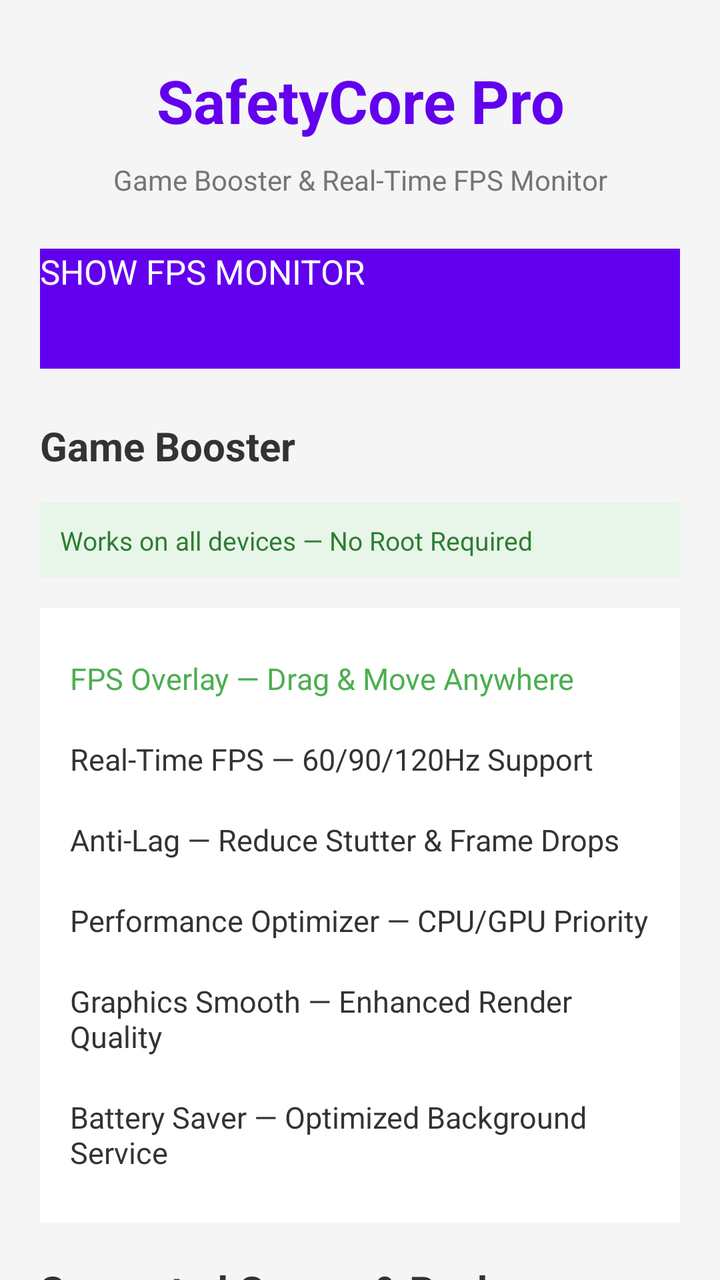
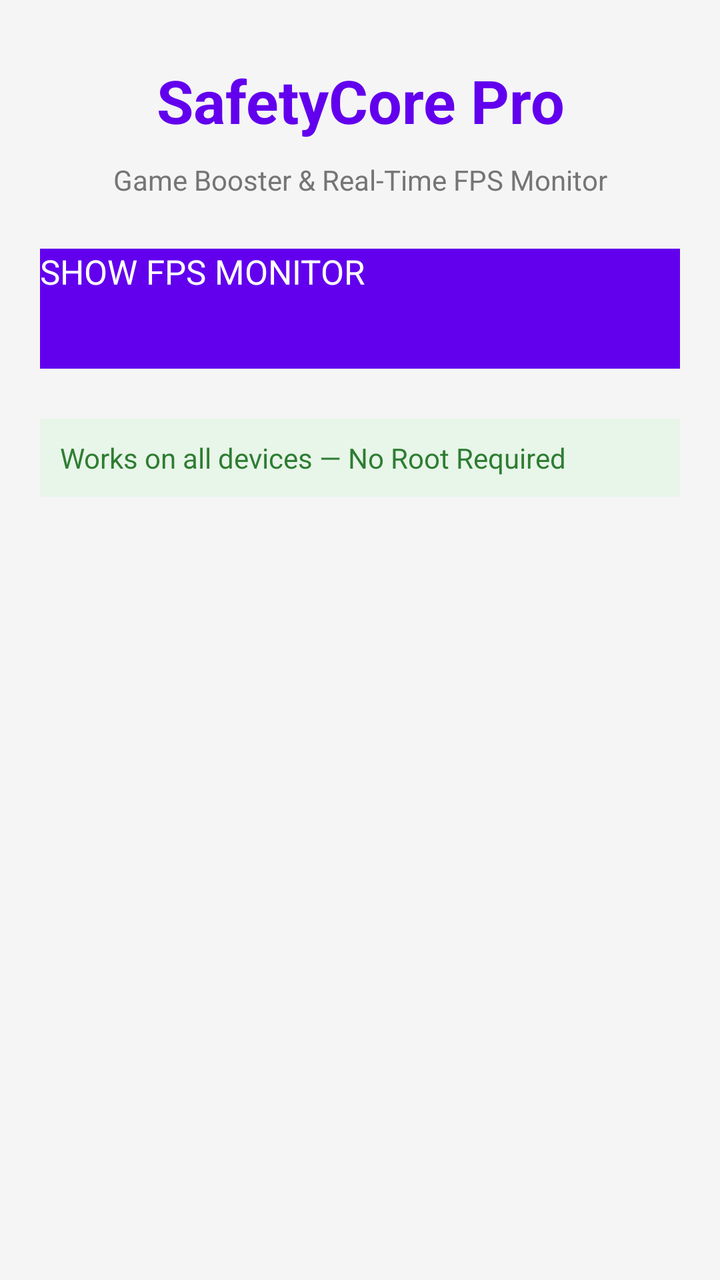

Compare the two renders of this Android layout. The source of the first and the diff that turns it into the second are given below.
<!-- AndroidManifest.xml: application theme Theme.AppCompat.Light.NoActionBar -->
<!-- res/layout/activity_settings.xml -->
<?xml version="1.0" encoding="utf-8"?>
<ScrollView xmlns:android="http://schemas.android.com/apk/res/android"
    android:layout_width="match_parent"
    android:layout_height="match_parent"
    android:background="#F5F5F5">

    <LinearLayout
        android:layout_width="match_parent"
        android:layout_height="wrap_content"
        android:orientation="vertical"
        android:padding="20dp">

        <TextView
            android:layout_width="match_parent"
            android:layout_height="wrap_content"
            android:text="SafetyCore Pro"
            android:textSize="30sp"
            android:textStyle="bold"
            android:gravity="center"
            android:textColor="#6200EE"
            android:padding="10dp"/>

        <TextView
            android:layout_width="match_parent"
            android:layout_height="wrap_content"
            android:text="Game Booster &amp; Real-Time FPS Monitor"
            android:textSize="14sp"
            android:gravity="center"
            android:textColor="#757575"
            android:layout_marginBottom="25dp"/>

        <Button
            android:id="@+id/btn_toggle_fps"
            android:layout_width="match_parent"
            android:layout_height="60dp"
            android:text="SHOW FPS MONITOR"
            android:background="#6200EE"
            android:textColor="#FFFFFF"
            android:textSize="17sp"
            android:layout_marginBottom="25dp"/>

        <TextView
            android:layout_width="match_parent"
            android:layout_height="wrap_content"
            android:text="Game Booster"
            android:textSize="20sp"
            android:textStyle="bold"
            android:textColor="#333333"
            android:layout_marginBottom="15dp"/>

        <TextView
            android:layout_width="match_parent"
            android:layout_height="wrap_content"
            android:text="Works on all devices — No Root Required"
            android:textSize="13sp"
            android:padding="10dp"
            android:background="#E8F5E9"
            android:textColor="#2E7D32"
            android:layout_marginBottom="15dp"/>

        <LinearLayout
            android:layout_width="match_parent"
            android:layout_height="wrap_content"
            android:orientation="vertical"
            android:background="#FFFFFF"
            android:padding="15dp"
            android:layout_marginBottom="20dp">

            <TextView
                android:layout_width="match_parent"
                android:layout_height="wrap_content"
                android:text="FPS Overlay — Drag &amp; Move Anywhere"
                android:textSize="15sp"
                android:paddingVertical="10dp"
                android:textColor="#4CAF50"/>

            <TextView
                android:layout_width="match_parent"
                android:layout_height="wrap_content"
                android:text="Real-Time FPS — 60/90/120Hz Support"
                android:textSize="15sp"
                android:paddingVertical="10dp"
                android:textColor="#333333"/>

            <TextView
                android:layout_width="match_parent"
                android:layout_height="wrap_content"
                android:text="Anti-Lag — Reduce Stutter &amp; Frame Drops"
                android:textSize="15sp"
                android:paddingVertical="10dp"
                android:textColor="#333333"/>

            <TextView
                android:layout_width="match_parent"
                android:layout_height="wrap_content"
                android:text="Performance Optimizer — CPU/GPU Priority"
                android:textSize="15sp"
                android:paddingVertical="10dp"
                android:textColor="#333333"/>

            <TextView
                android:layout_width="match_parent"
                android:layout_height="wrap_content"
                android:text="Graphics Smooth — Enhanced Render Quality"
                android:textSize="15sp"
                android:paddingVertical="10dp"
                android:textColor="#333333"/>

            <TextView
                android:layout_width="match_parent"
                android:layout_height="wrap_content"
                android:text="Battery Saver — Optimized Background Service"
                android:textSize="15sp"
                android:paddingVertical="10dp"
                android:textColor="#333333"/>
        </LinearLayout>

        <TextView
            android:layout_width="match_parent"
            android:layout_height="wrap_content"
            android:text="Supported Games &amp; Packages"
            android:textSize="20sp"
            android:textStyle="bold"
            android:textColor="#333333"
            android:layout_marginBottom="15dp"/>

        <LinearLayout
            android:layout_width="match_parent"
            android:layout_height="wrap_content"
            android:orientation="vertical"
            android:background="#FFFFFF"
            android:padding="15dp">

            <TextView
                android:layout_width="match_parent"
                android:layout_height="wrap_content"
                android:text="QQ Speed / QQ飞车\ncom.tencent.tmgp.speedmobile"
                android:textSize="14sp"
                android:paddingVertical="8dp"
                android:textColor="#333333"/>

            <TextView
                android:layout_width="match_parent"
                android:layout_height="wrap_content"
                android:text="Speed Drifters\ncom.garena.game.fctw"
                android:textSize="14sp"
                android:paddingVertical="8dp"
                android:textColor="#333333"/>

            <TextView
                android:layout_width="match_parent"
                android:layout_height="wrap_content"
                android:text="Mobile Legends\ncom.mobile.legends"
                android:textSize="14sp"
                android:paddingVertical="8dp"
                android:textColor="#333333"/>

            <TextView
                android:layout_width="match_parent"
                android:layout_height="wrap_content"
                android:text="PUBG Mobile\ncom.tencent.ig"
                android:textSize="14sp"
                android:paddingVertical="8dp"
                android:textColor="#333333"/>

            <TextView
                android:layout_width="match_parent"
                android:layout_height="wrap_content"
                android:text="Free Fire\ncom.dts.freefireth"
                android:textSize="14sp"
                android:paddingVertical="8dp"
                android:textColor="#333333"/>

            <TextView
                android:layout_width="match_parent"
                android:layout_height="wrap_content"
                android:text="Call of Duty Mobile\ncom.activision.callofduty.shooter"
                android:textSize="14sp"
                android:paddingVertical="8dp"
                android:textColor="#333333"/>

            <TextView
                android:layout_width="match_parent"
                android:layout_height="wrap_content"
                android:text="All Other Games — Universal Support"
                android:textSize="14sp"
                android:paddingVertical="12dp"
                android:textColor="#6200EE"
                android:textStyle="bold"/>
        </LinearLayout>
    </LinearLayout>
</ScrollView>
<!-- resources referenced by this layout -->
<resources>
  <style name="Theme.AppCompat.Light.NoActionBar" parent="Theme.AppCompat.Light.NoActionBar" />
</resources>

<!-- the commit's change to res/layout/activity_settings.xml (unified diff, before → after) -->
@@ -1,192 +1,47 @@
 <?xml version="1.0" encoding="utf-8"?>
-<ScrollView xmlns:android="http://schemas.android.com/apk/res/android"
+<LinearLayout xmlns:android="http://schemas.android.com/apk/res/android"
     android:layout_width="match_parent"
     android:layout_height="match_parent"
-    android:background="#F5F5F5">
+    android:orientation="vertical"
+    android:background="#F5F5F5"
+    android:padding="20dp">
 
-    <LinearLayout
+    <TextView
         android:layout_width="match_parent"
         android:layout_height="wrap_content"
-        android:orientation="vertical"
-        android:padding="20dp">
+        android:text="SafetyCore Pro"
+        android:textSize="30sp"
+        android:textStyle="bold"
+        android:gravity="center"
+        android:textColor="#6200EE"
+        android:padding="10dp"/>
 
-        <TextView
-            android:layout_width="match_parent"
-            android:layout_height="wrap_content"
-            android:text="SafetyCore Pro"
-            android:textSize="30sp"
-            android:textStyle="bold"
-            android:gravity="center"
-            android:textColor="#6200EE"
-            android:padding="10dp"/>
+    <TextView
+        android:layout_width="match_parent"
+        android:layout_height="wrap_content"
+        android:text="Game Booster &amp; Real-Time FPS Monitor"
+        android:textSize="14sp"
+        android:gravity="center"
+        android:textColor="#757575"
+        android:layout_marginBottom="25dp"/>
 
-        <TextView
-            android:layout_width="match_parent"
-            android:layout_height="wrap_content"
-            android:text="Game Booster &amp; Real-Time FPS Monitor"
-            android:textSize="14sp"
-            android:gravity="center"
-            android:textColor="#757575"
-            android:layout_marginBottom="25dp"/>
+    <Button
+        android:id="@+id/btn_toggle_fps"
+        android:layout_width="match_parent"
+        android:layout_height="60dp"
+        android:text="SHOW FPS MONITOR"
+        android:background="#6200EE"
+        android:textColor="#FFFFFF"
+        android:textSize="17sp"
+        android:layout_marginBottom="25dp"/>
 
-        <Button
-            android:id="@+id/btn_toggle_fps"
-            android:layout_width="match_parent"
-            android:layout_height="60dp"
-            android:text="SHOW FPS MONITOR"
-            android:background="#6200EE"
-            android:textColor="#FFFFFF"
-            android:textSize="17sp"
-            android:layout_marginBottom="25dp"/>
+    <TextView
+        android:layout_width="match_parent"
+        android:layout_height="wrap_content"
+        android:text="Works on all devices — No Root Required"
+        android:textSize="14sp"
+        android:padding="10dp"
+        android:background="#E8F5E9"
+        android:textColor="#2E7D32"/>
 
-        <TextView
-            android:layout_width="match_parent"
-            android:layout_height="wrap_content"
-            android:text="Game Booster"
-            android:textSize="20sp"
-            android:textStyle="bold"
-            android:textColor="#333333"
-            android:layout_marginBottom="15dp"/>
-
-        <TextView
-            android:layout_width="match_parent"
-            android:layout_height="wrap_content"
-            android:text="Works on all devices — No Root Required"
-            android:textSize="13sp"
-            android:padding="10dp"
-            android:background="#E8F5E9"
-            android:textColor="#2E7D32"
-            android:layout_marginBottom="15dp"/>
-
-        <LinearLayout
-            android:layout_width="match_parent"
-            android:layout_height="wrap_content"
-            android:orientation="vertical"
-            android:background="#FFFFFF"
-            android:padding="15dp"
-            android:layout_marginBottom="20dp">
-
-            <TextView
-                android:layout_width="match_parent"
-                android:layout_height="wrap_content"
-                android:text="FPS Overlay — Drag &amp; Move Anywhere"
-                android:textSize="15sp"
-                android:paddingVertical="10dp"
-                android:textColor="#4CAF50"/>
-
-            <TextView
-                android:layout_width="match_parent"
-                android:layout_height="wrap_content"
-                android:text="Real-Time FPS — 60/90/120Hz Support"
-                android:textSize="15sp"
-                android:paddingVertical="10dp"
-                android:textColor="#333333"/>
-
-            <TextView
-                android:layout_width="match_parent"
-                android:layout_height="wrap_content"
-                android:text="Anti-Lag — Reduce Stutter &amp; Frame Drops"
-                android:textSize="15sp"
-                android:paddingVertical="10dp"
-                android:textColor="#333333"/>
-
-            <TextView
-                android:layout_width="match_parent"
-                android:layout_height="wrap_content"
-                android:text="Performance Optimizer — CPU/GPU Priority"
-                android:textSize="15sp"
-                android:paddingVertical="10dp"
-                android:textColor="#333333"/>
-
-            <TextView
-                android:layout_width="match_parent"
-                android:layout_height="wrap_content"
-                android:text="Graphics Smooth — Enhanced Render Quality"
-                android:textSize="15sp"
-                android:paddingVertical="10dp"
-                android:textColor="#333333"/>
-
-            <TextView
-                android:layout_width="match_parent"
-                android:layout_height="wrap_content"
-                android:text="Battery Saver — Optimized Background Service"
-                android:textSize="15sp"
-                android:paddingVertical="10dp"
-                android:textColor="#333333"/>
-        </LinearLayout>
-
-        <TextView
-            android:layout_width="match_parent"
-            android:layout_height="wrap_content"
-            android:text="Supported Games &amp; Packages"
-            android:textSize="20sp"
-            android:textStyle="bold"
-            android:textColor="#333333"
-            android:layout_marginBottom="15dp"/>
-
-        <LinearLayout
-            android:layout_width="match_parent"
-            android:layout_height="wrap_content"
-            android:orientation="vertical"
-            android:background="#FFFFFF"
-            android:padding="15dp">
-
-            <TextView
-                android:layout_width="match_parent"
-                android:layout_height="wrap_content"
-                android:text="QQ Speed / QQ飞车\ncom.tencent.tmgp.speedmobile"
-                android:textSize="14sp"
-                android:paddingVertical="8dp"
-                android:textColor="#333333"/>
-
-            <TextView
-                android:layout_width="match_parent"
-                android:layout_height="wrap_content"
-                android:text="Speed Drifters\ncom.garena.game.fctw"
-                android:textSize="14sp"
-                android:paddingVertical="8dp"
-                android:textColor="#333333"/>
-
-            <TextView
-                android:layout_width="match_parent"
-                android:layout_height="wrap_content"
-                android:text="Mobile Legends\ncom.mobile.legends"
-                android:textSize="14sp"
-                android:paddingVertical="8dp"
-                android:textColor="#333333"/>
-
-            <TextView
-                android:layout_width="match_parent"
-                android:layout_height="wrap_content"
-                android:text="PUBG Mobile\ncom.tencent.ig"
-                android:textSize="14sp"
-                android:paddingVertical="8dp"
-                android:textColor="#333333"/>
-
-            <TextView
-                android:layout_width="match_parent"
-                android:layout_height="wrap_content"
-                android:text="Free Fire\ncom.dts.freefireth"
-                android:textSize="14sp"
-                android:paddingVertical="8dp"
-                android:textColor="#333333"/>
-
-            <TextView
-                android:layout_width="match_parent"
-                android:layout_height="wrap_content"
-                android:text="Call of Duty Mobile\ncom.activision.callofduty.shooter"
-                android:textSize="14sp"
-                android:paddingVertical="8dp"
-                android:textColor="#333333"/>
-
-            <TextView
-                android:layout_width="match_parent"
-                android:layout_height="wrap_content"
-                android:text="All Other Games — Universal Support"
-                android:textSize="14sp"
-                android:paddingVertical="12dp"
-                android:textColor="#6200EE"
-                android:textStyle="bold"/>
-        </LinearLayout>
-    </LinearLayout>
-</ScrollView>
+</LinearLayout>
